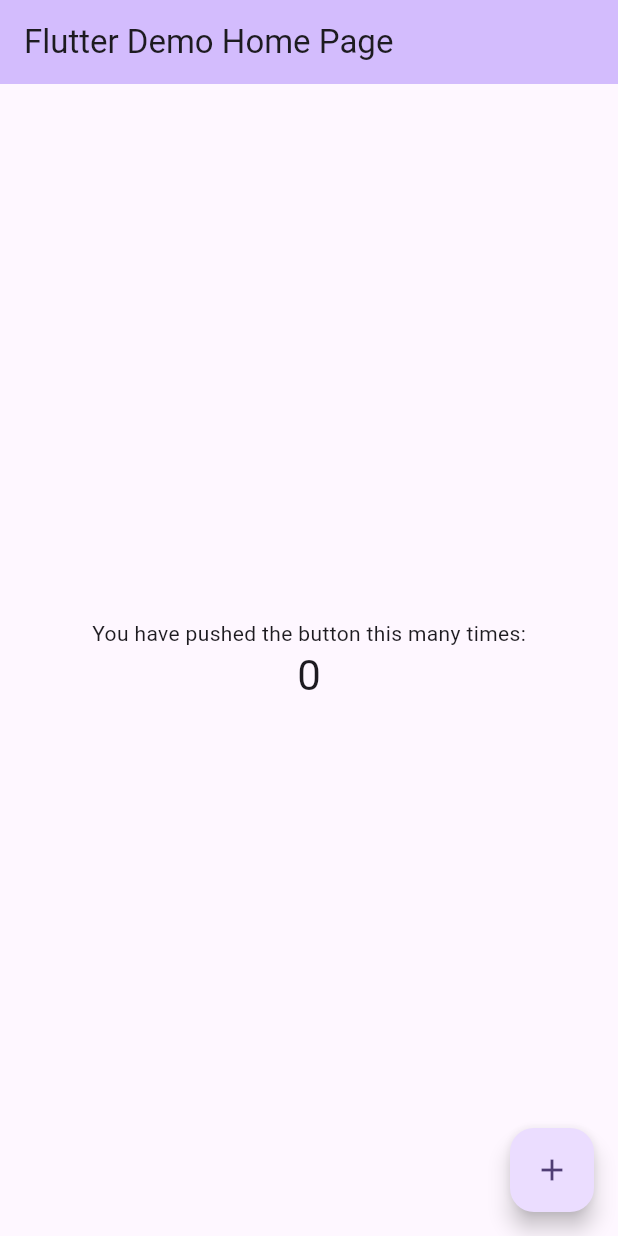
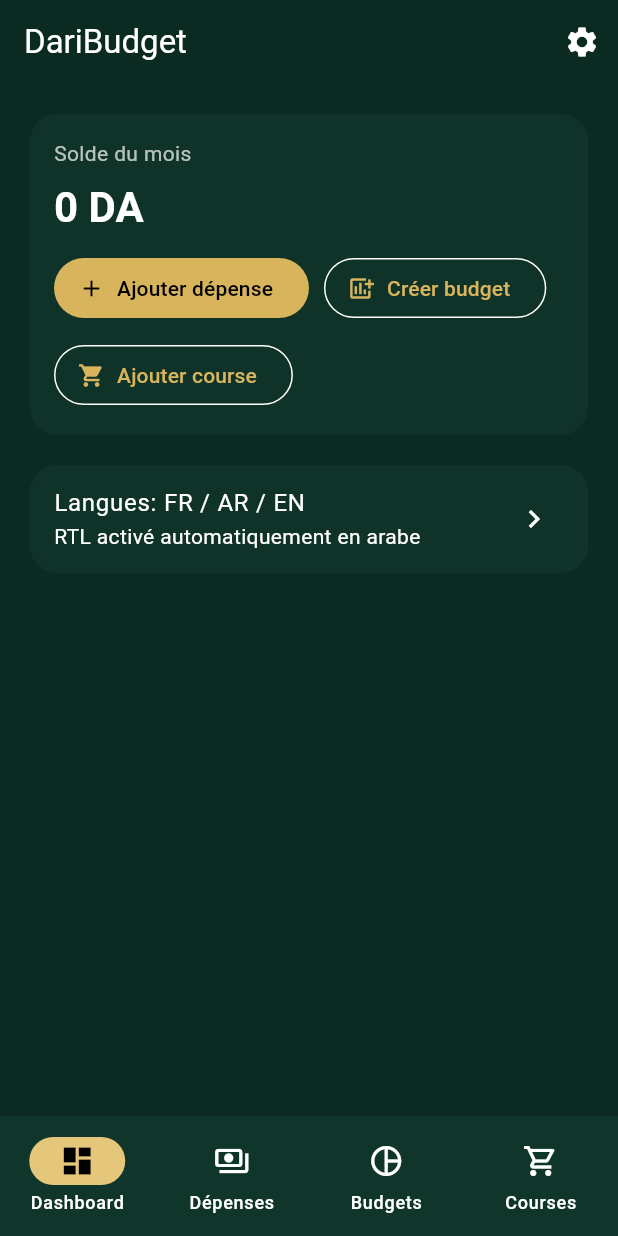
Before and after one commit to AfifBen/daribudget, a Flutter app: the screen it shows after launch, on a phone screen of 412 x 824 dp. Run offline on Flutter 3.47's test engine with Material 3 defaults, Android fonts, the phone set to English and light mode, and no system bars; our stand-ins replace go_router.

Commit message:
Flutter app: navigation shell + theme + language switch (FR/AR/EN)

```diff
--- /dev/null
+++ b/flutter_app/lib/app/app_state.dart
@@ -0,0 +1,22 @@
+import 'package:flutter/material.dart';
+
+class AppState extends ChangeNotifier {
+  static const supportedLocales = <Locale>[
+    Locale('fr'),
+    Locale('ar'),
+    Locale('en'),
+  ];
+
+  Locale? _locale;
+
+  Locale? get locale => _locale;
+
+  void setLocale(Locale? locale) {
+    _locale = locale;
+    notifyListeners();
+  }
+
+  void setLocaleByCode(String code) {
+    setLocale(Locale(code));
+  }
+}
--- /dev/null
+++ b/flutter_app/lib/features/dashboard/dashboard_screen.dart
@@ -0,0 +1,96 @@
+import 'package:flutter/material.dart';
+import 'package:go_router/go_router.dart';
+
+import '../expenses/expenses_screen.dart';
+import '../budgets/budgets_screen.dart';
+import '../shopping/shopping_screen.dart';
+
+class DashboardScreen extends StatefulWidget {
+  const DashboardScreen({super.key});
+
+  @override
+  State<DashboardScreen> createState() => _DashboardScreenState();
+}
+
+class _DashboardScreenState extends State<DashboardScreen> {
+  int index = 0;
+
+  @override
+  Widget build(BuildContext context) {
+    final pages = <Widget>[
+      _DashboardHome(onOpenSettings: () => context.go('/settings')),
+      const ExpensesScreen(),
+      const BudgetsScreen(),
+      const ShoppingScreen(),
+    ];
+
+    return Scaffold(
+      appBar: AppBar(
+        title: const Text('DariBudget'),
+        actions: [
+          IconButton(
+            onPressed: () => context.go('/settings'),
+            icon: const Icon(Icons.settings),
+          ),
+        ],
+      ),
+      body: SafeArea(child: pages[index]),
+      bottomNavigationBar: NavigationBar(
+        selectedIndex: index,
+        onDestinationSelected: (i) => setState(() => index = i),
+        destinations: const [
+          NavigationDestination(icon: Icon(Icons.dashboard_outlined), selectedIcon: Icon(Icons.dashboard), label: 'Dashboard'),
+          NavigationDestination(icon: Icon(Icons.payments_outlined), selectedIcon: Icon(Icons.payments), label: 'Dépenses'),
+          NavigationDestination(icon: Icon(Icons.pie_chart_outline), selectedIcon: Icon(Icons.pie_chart), label: 'Budgets'),
+          NavigationDestination(icon: Icon(Icons.shopping_cart_outlined), selectedIcon: Icon(Icons.shopping_cart), label: 'Courses'),
+        ],
+      ),
+    );
+  }
+}
+
+class _DashboardHome extends StatelessWidget {
+  final VoidCallback onOpenSettings;
+  const _DashboardHome({required this.onOpenSettings});
+
+  @override
+  Widget build(BuildContext context) {
+    return ListView(
+      padding: const EdgeInsets.all(16),
+      children: [
+        Card(
+          child: Padding(
+            padding: const EdgeInsets.all(16),
+            child: Column(
+              crossAxisAlignment: CrossAxisAlignment.start,
+              children: [
+                const Text('Solde du mois', style: TextStyle(fontSize: 14, color: Colors.white70)),
+                const SizedBox(height: 8),
+                Text('0 DA', style: Theme.of(context).textTheme.headlineMedium?.copyWith(fontWeight: FontWeight.w700)),
+                const SizedBox(height: 12),
+                Wrap(
+                  spacing: 10,
+                  runSpacing: 10,
+                  children: [
+                    FilledButton.icon(onPressed: () {}, icon: const Icon(Icons.add), label: const Text('Ajouter dépense')),
+                    OutlinedButton.icon(onPressed: () {}, icon: const Icon(Icons.add_chart), label: const Text('Créer budget')),
+                    OutlinedButton.icon(onPressed: () {}, icon: const Icon(Icons.shopping_cart), label: const Text('Ajouter course')),
+                  ],
+                )
+              ],
+            ),
+          ),
+        ),
+        const SizedBox(height: 12),
+        Card(
+          child: ListTile(
+            title: const Text('Langues: FR / AR / EN'),
+            subtitle: const Text('RTL activé automatiquement en arabe'),
+            trailing: const Icon(Icons.chevron_right),
+            onTap: onOpenSettings,
+          ),
+        ),
+      ],
+    );
+  }
+}
--- a/flutter_app/lib/main.dart
+++ b/flutter_app/lib/main.dart
@@ -1,122 +1,40 @@
 import 'package:flutter/material.dart';
+import 'package:flutter_localizations/flutter_localizations.dart';
+import 'package:provider/provider.dart';
+
+import 'app/app_state.dart';
+import 'router/app_router.dart';
+import 'theme/app_theme.dart';
 
 void main() {
-  runApp(const MyApp());
+  WidgetsFlutterBinding.ensureInitialized();
+  runApp(
+    ChangeNotifierProvider(
+      create: (_) => AppState(),
+      child: const DariBudgetApp(),
+    ),
+  );
 }
 
-class MyApp extends StatelessWidget {
-  const MyApp({super.key});
+class DariBudgetApp extends StatelessWidget {
+  const DariBudgetApp({super.key});
 
-  // This widget is the root of your application.
   @override
   Widget build(BuildContext context) {
-    return MaterialApp(
-      title: 'Flutter Demo',
-      theme: ThemeData(
-        // This is the theme of your application.
-        //
-        // TRY THIS: Try running your application with "flutter run". You'll see
-        // the application has a purple toolbar. Then, without quitting the app,
-        // try changing the seedColor in the colorScheme below to Colors.green
-        // and then invoke "hot reload" (save your changes or press the "hot
-        // reload" button in a Flutter-supported IDE, or press "r" if you used
-        // the command line to start the app).
-        //
-        // Notice that the counter didn't reset back to zero; the application
-        // state is not lost during the reload. To reset the state, use hot
-        // restart instead.
-        //
-        // This works for code too, not just values: Most code changes can be
-        // tested with just a hot reload.
-        colorScheme: .fromSeed(seedColor: Colors.deepPurple),
-      ),
-      home: const MyHomePage(title: 'Flutter Demo Home Page'),
+    final appState = context.watch<AppState>();
+
+    return MaterialApp.router(
+      debugShowCheckedModeBanner: false,
+      title: 'DariBudget',
+      theme: AppTheme.light,
+      routerConfig: AppRouter.router,
+      locale: appState.locale,
+      supportedLocales: AppState.supportedLocales,
+      localizationsDelegates: const [
+        GlobalMaterialLocalizations.delegate,
+        GlobalWidgetsLocalizations.delegate,
+        GlobalCupertinoLocalizations.delegate,
+      ],
     );
   }
 }
-
-class MyHomePage extends StatefulWidget {
-  const MyHomePage({super.key, required this.title});
-
-  // This widget is the home page of your application. It is stateful, meaning
-  // that it has a State object (defined below) that contains fields that affect
-  // how it looks.
-
-  // This class is the configuration for the state. It holds the values (in this
-  // case the title) provided by the parent (in this case the App widget) and
-  // used by the build method of the State. Fields in a Widget subclass are
-  // always marked "final".
-
-  final String title;
-
-  @override
-  State<MyHomePage> createState() => _MyHomePageState();
-}
-
-class _MyHomePageState extends State<MyHomePage> {
-  int _counter = 0;
-
-  void _incrementCounter() {
-    setState(() {
-      // This call to setState tells the Flutter framework that something has
-      // changed in this State, which causes it to rerun the build method below
-      // so that the display can reflect the updated values. If we changed
-      // _counter without calling setState(), then the build method would not be
-      // called again, and so nothing would appear to happen.
-      _counter++;
-    });
-  }
-
-  @override
-  Widget build(BuildContext context) {
-    // This method is rerun every time setState is called, for instance as done
-    // by the _incrementCounter method above.
-    //
-    // The Flutter framework has been optimized to make rerunning build methods
-    // fast, so that you can just rebuild anything that needs updating rather
-    // than having to individually change instances of widgets.
-    return Scaffold(
-      appBar: AppBar(
-        // TRY THIS: Try changing the color here to a specific color (to
-        // Colors.amber, perhaps?) and trigger a hot reload to see the AppBar
-        // change color while the other colors stay the same.
-        backgroundColor: Theme.of(context).colorScheme.inversePrimary,
-        // Here we take the value from the MyHomePage object that was created by
-        // the App.build method, and use it to set our appbar title.
-        title: Text(widget.title),
-      ),
-      body: Center(
-        // Center is a layout widget. It takes a single child and positions it
-        // in the middle of the parent.
-        child: Column(
-          // Column is also a layout widget. It takes a list of children and
-          // arranges them vertically. By default, it sizes itself to fit its
-          // children horizontally, and tries to be as tall as its parent.
-          //
-          // Column has various properties to control how it sizes itself and
-          // how it positions its children. Here we use mainAxisAlignment to
-          // center the children vertically; the main axis here is the vertical
-          // axis because Columns are vertical (the cross axis would be
-          // horizontal).
-          //
-          // TRY THIS: Invoke "debug painting" (choose the "Toggle Debug Paint"
-          // action in the IDE, or press "p" in the console), to see the
-          // wireframe for each widget.
-          mainAxisAlignment: .center,
-          children: [
-            const Text('You have pushed the button this many times:'),
-            Text(
-              '$_counter',
-              style: Theme.of(context).textTheme.headlineMedium,
-            ),
-          ],
-        ),
-      ),
-      floatingActionButton: FloatingActionButton(
-        onPressed: _incrementCounter,
-        tooltip: 'Increment',
-        child: const Icon(Icons.add),
-      ),
-    );
-  }
-}
--- /dev/null
+++ b/flutter_app/lib/router/app_router.dart
@@ -0,0 +1,23 @@
+import 'package:flutter/material.dart';
+import 'package:go_router/go_router.dart';
+
+import '../features/dashboard/dashboard_screen.dart';
+import '../features/settings/settings_screen.dart';
+
+class AppRouter {
+  static final router = GoRouter(
+    initialLocation: '/',
+    routes: [
+      GoRoute(
+        path: '/',
+        pageBuilder: (context, state) => const MaterialPage(child: DashboardScreen()),
+        routes: [
+          GoRoute(
+            path: 'settings',
+            pageBuilder: (context, state) => const MaterialPage(child: SettingsScreen()),
+          ),
+        ],
+      ),
+    ],
+  );
+}
--- /dev/null
+++ b/flutter_app/lib/theme/app_theme.dart
@@ -0,0 +1,58 @@
+import 'package:flutter/material.dart';
+
+class AppTheme {
+  // Forest & Gold palette
+  static const forest950 = Color(0xFF071C16);
+  static const forest900 = Color(0xFF0B2B22);
+  static const forest800 = Color(0xFF10362B);
+  static const forest700 = Color(0xFF134233);
+  static const forest600 = Color(0xFF17503F);
+  static const forest100 = Color(0xFFE5F2ED);
+
+  static const gold500 = Color(0xFFD8B45C);
+  static const gold400 = Color(0xFFE4C77A);
+  static const gold300 = Color(0xFFF0DB9D);
+
+  static ThemeData get light {
+    final base = ThemeData(
+      useMaterial3: true,
+      colorScheme: const ColorScheme.dark(
+        primary: gold500,
+        secondary: gold400,
+        surface: forest800,
+        error: Colors.redAccent,
+      ),
+    );
+
+    return base.copyWith(
+      scaffoldBackgroundColor: forest900,
+      appBarTheme: const AppBarTheme(
+        backgroundColor: forest900,
+        foregroundColor: Colors.white,
+      ),
+      cardTheme: CardThemeData(
+        color: forest800.withValues(alpha: 0.75),
+        elevation: 0,
+        shape: RoundedRectangleBorder(borderRadius: BorderRadius.circular(18)),
+      ),
+      inputDecorationTheme: InputDecorationTheme(
+        filled: true,
+        fillColor: forest950,
+        border: OutlineInputBorder(
+          borderRadius: BorderRadius.circular(14),
+          borderSide: BorderSide(color: forest700.withValues(alpha: 0.6)),
+        ),
+        enabledBorder: OutlineInputBorder(
+          borderRadius: BorderRadius.circular(14),
+          borderSide: BorderSide(color: forest700.withValues(alpha: 0.6)),
+        ),
+        focusedBorder: OutlineInputBorder(
+          borderRadius: BorderRadius.circular(14),
+          borderSide: const BorderSide(color: gold500),
+        ),
+        labelStyle: TextStyle(color: forest100.withValues(alpha: 0.7)),
+        hintStyle: TextStyle(color: forest100.withValues(alpha: 0.45)),
+      ),
+    );
+  }
+}
```
Also changed, not shown: flutter_app/lib/features/budgets/budgets_screen.dart (added, +21 -0 lines), flutter_app/lib/features/expenses/expenses_screen.dart (added, +21 -0 lines), flutter_app/lib/features/settings/settings_screen.dart (added, +47 -0 lines), flutter_app/lib/features/shopping/shopping_screen.dart (added, +21 -0 lines), 1 other file.
